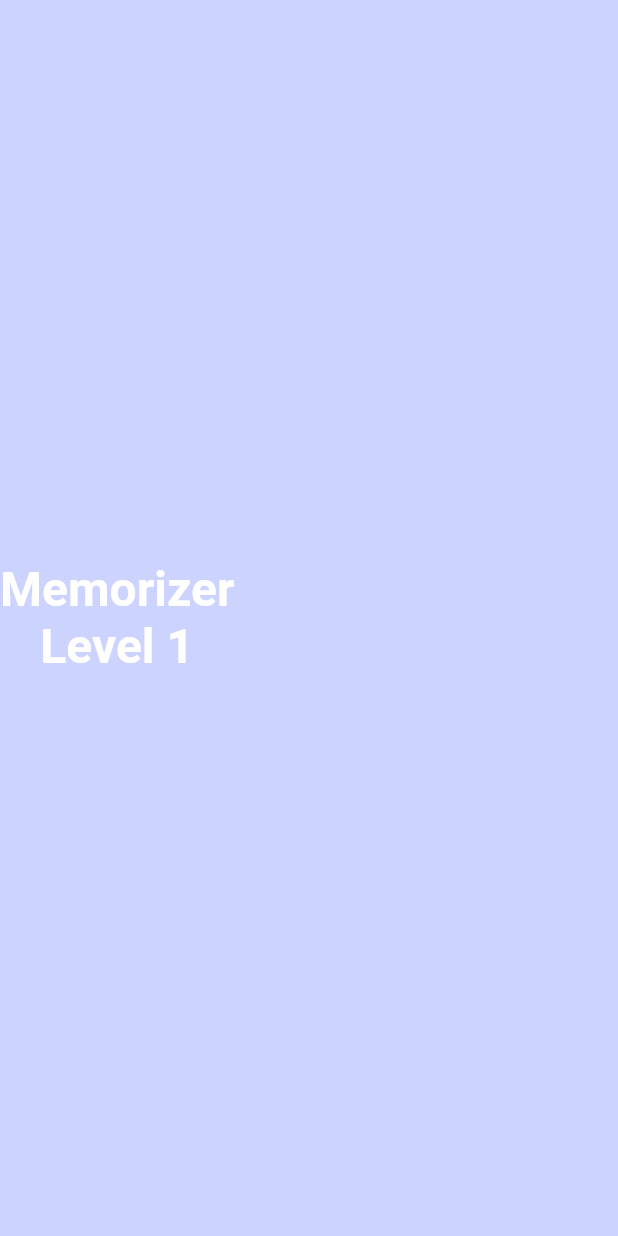
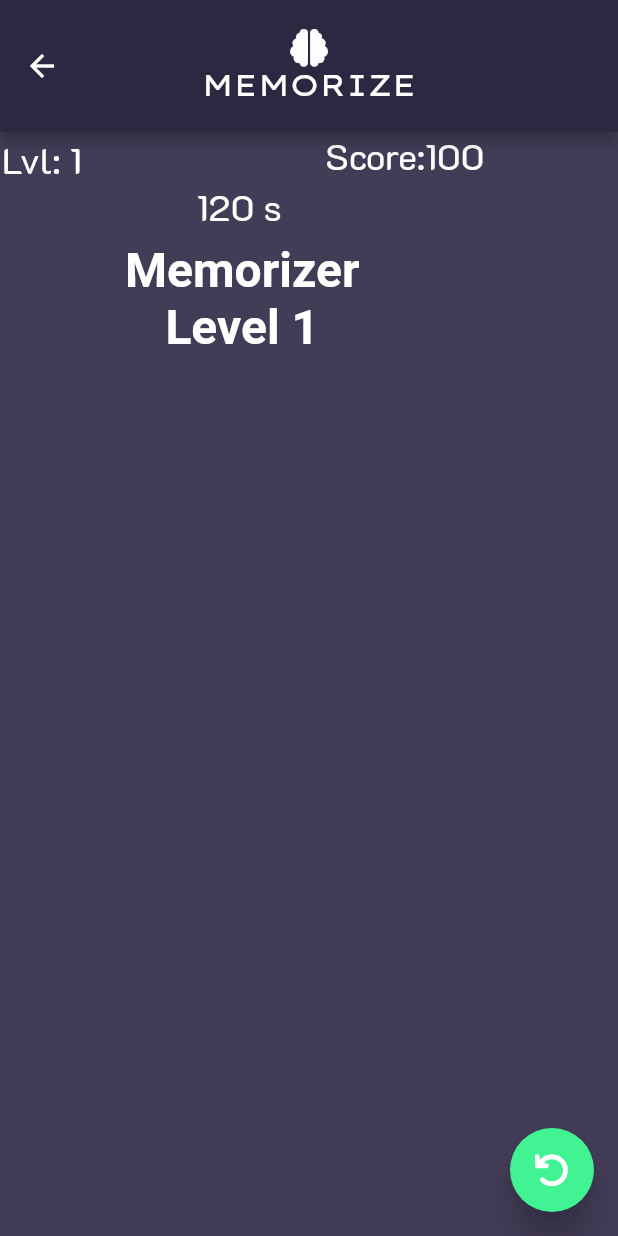
Before and after one commit to ManelSantis/memorizer, a Flutter app: the Level1 screen opened directly, on a phone screen of 412 x 824 dp. Run offline on Flutter 3.47's test engine with Material 2 defaults, Android fonts, the phone set to English and light mode, and no system bars; our stand-ins replace font_awesome_flutter; Roboto replaces fonts that are missing (Lexend Mega).

Commit message:
refact: level1 page

```diff
--- a/lib/level_1.dart
+++ b/lib/level_1.dart
@@ -1,4 +1,6 @@
 import 'package:flutter/material.dart';
+import 'package:flutter/services.dart';
+import 'package:font_awesome_flutter/font_awesome_flutter.dart';
 
 class Level1 extends StatefulWidget {
   const Level1({super.key});
@@ -13,14 +15,103 @@ class _Level1State extends State<Level1> {
   @override
   Widget build(BuildContext context) {
     return Scaffold(
-      backgroundColor: Color(0x433C57FF),
+      backgroundColor: const Color(0xFF433C57),
+      appBar: AppBar(
+        toolbarHeight: 88,
+        centerTitle: true,
+        backgroundColor: const Color(0xFF2E2741),
+        title: const Column(
+          children: [
+            Icon(
+              FontAwesomeIcons.brain,
+              color: Colors.white,
+              size: 25.0,
+            ),
+            Text(
+              'MEMORIZE',
+              style: TextStyle(
+                fontFamily: 'LexendMega',
+                fontWeight: FontWeight.normal,
+                color: Colors.white,
+              ),
+            ),
+          ],
+        ),
+      ),
+      floatingActionButton: FloatingActionButton(
+        enableFeedback: true,
+        elevation: 10,
+        hoverElevation: 50,
+        backgroundColor: const Color(0xFF41F393),
+        onPressed: () => {},
+        tooltip: 'Start Again',
+        child: const Icon(FontAwesomeIcons.arrowRotateLeft),
+      ),
       body: Form(
         key: _formKey,
-        child: Column(
-          mainAxisAlignment: MainAxisAlignment.center,
+        child:  Column(
+          mainAxisAlignment: MainAxisAlignment.start,
           crossAxisAlignment: CrossAxisAlignment.center,
           children: [
-            Text(
+            Container(
+              width: 323,
+              height: 73,
+              child: const Stack(
+                children: [
+                  Positioned(
+                    left: 87,
+                    top: 34,
+                    child: SizedBox(
+                      width: 145,
+                      height: 39,
+                      child: Text(
+                        '120 s',
+                        textAlign: TextAlign.center,
+                        style: TextStyle(
+                          color: Colors.white,
+                          fontSize: 24,
+                          fontFamily: 'K2D',
+                          fontWeight: FontWeight.w400,
+                        ),
+                      ),
+                    ),
+                  ),
+                  Positioned(
+                    left: 0,
+                    top: 3,
+                    child: SizedBox(
+                      width: 56,
+                      height: 25,
+                      child: Text(
+                        'Lvl: 1',
+                        textAlign: TextAlign.center,
+                        style: TextStyle(
+                          color: Colors.white,
+                          fontSize: 24,
+                          fontFamily: 'K2D',
+                          fontWeight: FontWeight.w400,
+                        ),
+                      ),
+                    ),
+                  ),
+                   Positioned(
+                    left: 217,
+                    top: 0,
+                    child: Text(
+                      'Score:100',
+                      textAlign: TextAlign.center,
+                      style: TextStyle(
+                        color: Colors.white,
+                        fontSize: 24,
+                        fontFamily: 'K2D',
+                        fontWeight: FontWeight.w400,
+                      ),
+                    ),
+                  ),
+                ],
+              ),
+            ),
+            const Text(
               "Memorizer",
               style: TextStyle(
                 fontSize: 32,
@@ -29,7 +120,7 @@ class _Level1State extends State<Level1> {
                 color: Colors.white,
               ),
             ),
-            Text(
+            const Text(
               "Level 1",
               style: TextStyle(
                 fontSize: 32,
--- a/pubspec.yaml
+++ b/pubspec.yaml
@@ -75,6 +75,12 @@ flutter:
         - asset: fonts/LexendMega-Regular.ttf
         - asset: fonts/LexendMega-Thin.ttf
         - asset: fonts/LexendMega-SemiBold.ttf
+    - family: K2D
+      fonts:
+        - asset: fonts/K2D-Bold.ttf
+        - asset: fonts/K2D-Medium.ttf
+        - asset: fonts/K2D-Regular.ttf
+
 
   # An image asset can refer to one or more resolution-specific "variants", see
   # https://flutter.dev/assets-and-images/#resolution-aware
```
Also changed, not shown: fonts/K2D-Bold.ttf (added), fonts/K2D-Medium.ttf (added), fonts/K2D-Regular.ttf (added).
